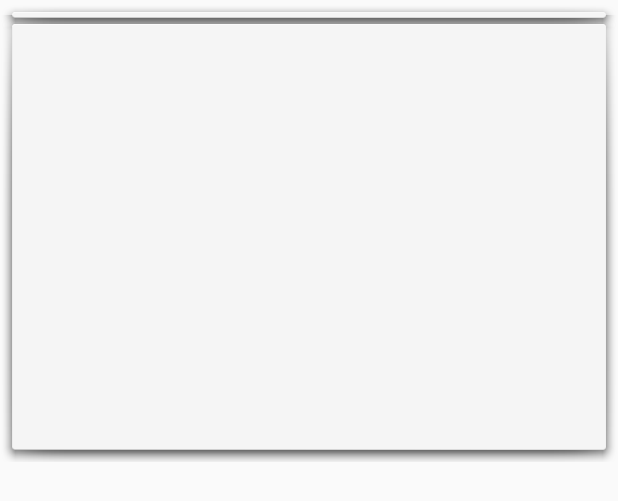
After one commit to IDolgopolov/FinalBlocknotV2, an Android app: the layout coordinator_layout.xml on its own in the app's theme, with its tools: preview values and no code run, on a phone screen of 412 x 824 dp. The commit adds this screen. Shown: the top 501 px of the screen. Run offline under Robolectric (Android 15) with nearby library versions, the light colour scheme and no system bars.

Commit message:
v0.5 добавлена шторка, переделан дизайн

```diff
--- a/app/build.gradle
+++ b/app/build.gradle
@@ -12,12 +12,7 @@ android {
         resConfigs "ru"
     }
     buildTypes {
-        debug {
-            minifyEnabled true
-            shrinkResources true
-            proguardFiles getDefaultProguardFile('proguard-android.txt'), 'proguard-rules.pro'
 
-        }
 
         release {
             minifyEnabled true
--- /dev/null
+++ b/app/src/main/res/drawable/repeat_background.xml
@@ -0,0 +1,5 @@
+<?xml version="1.0" encoding="utf-8"?>
+
+<bitmap android:src="@drawable/back_repeat"
+    android:tileMode="repeat"
+    xmlns:android="http://schemas.android.com/apk/res/android" />
--- /dev/null
+++ b/app/src/main/res/layout/coordinator_layout.xml
@@ -0,0 +1,29 @@
+<?xml version="1.0" encoding="utf-8"?>
+<LinearLayout  xmlns:android="http://schemas.android.com/apk/res/android"
+    xmlns:app="http://schemas.android.com/apk/res-auto"
+    android:layout_width="match_parent"
+    android:layout_height="wrap_content"
+    android:orientation="vertical"
+    app:behavior_hideable="false"
+    app:behavior_peekHeight="60dp"
+    app:layout_behavior="android.support.design.widget.BottomSheetBehavior"
+   >
+        <LinearLayout
+            android:orientation="vertical"
+            android:layout_width="match_parent"
+            android:layout_height="20dp"
+            android:layout_marginBottom="-12dp"
+            android:background="@android:drawable/dialog_holo_light_frame"
+            android:id="@+id/up_layout_recycler_view"
+            />
+        <LinearLayout
+            android:id="@+id/layout_for_recycler_view"
+            android:layout_width="match_parent"
+            android:layout_height="300dp"
+            android:orientation="vertical"
+            android:background="@android:drawable/dialog_holo_light_frame"
+            />
+
+
+
+    </LinearLayout>
```
Also changed, not shown: app/src/main/java/com/arproject/finalblocknot/MainActivity.java (+9 -4 lines), app/src/main/java/com/arproject/finalblocknot/fragment/EverydayEventsFragment_v2.java (+6 -2 lines), app/src/main/res/layout/activity_main.xml (+17 -22 lines).
